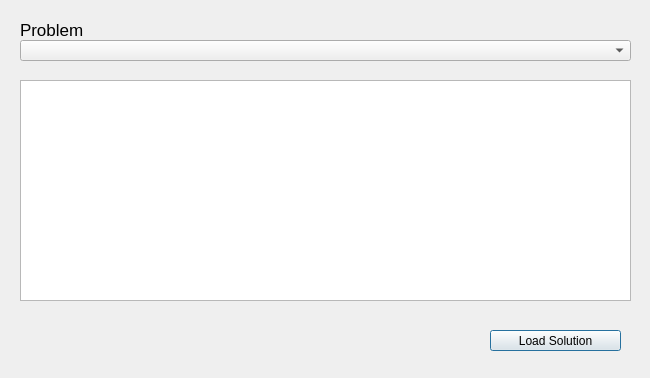
First picture: the form in ui/watering_optimization_dialog.ui, repository Ingeniousware/QGISWaterIng, before the edit.
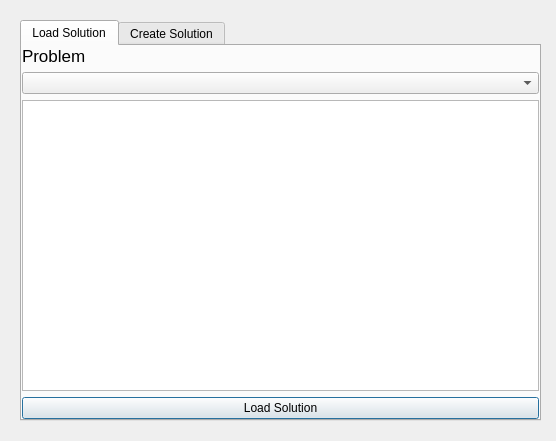
Second picture: the form after the edit. The open tabs and pages were chosen to show the change.

Commit message: optimization tab dialog and select action mentions commented

Diff of the .ui file:
```diff
--- a/ui/watering_optimization_dialog.ui
+++ b/ui/watering_optimization_dialog.ui
@@ -9,35 +9,59 @@
    <rect>
     <x>0</x>
     <y>0</y>
-    <width>650</width>
-    <height>378</height>
+    <width>556</width>
+    <height>441</height>
    </rect>
   </property>
   <property name="windowTitle">
    <string>Optimization</string>
   </property>
-  <widget class="QComboBox" name="problem_box">
+  <widget class="QTabWidget" name="container">
    <property name="geometry">
     <rect>
      <x>20</x>
-     <y>40</y>
-     <width>611</width>
-     <height>21</height>
+     <y>20</y>
+     <width>521</width>
+     <height>401</height>
     </rect>
    </property>
-  </widget>
+   <property name="sizePolicy">
+    <sizepolicy hsizetype="Preferred" vsizetype="Preferred">
+     <horstretch>0</horstretch>
+     <verstretch>0</verstretch>
+    </sizepolicy>
+   </property>
+   <property name="currentIndex">
+    <number>1</number>
+   </property>
+   <widget class="QWidget" name="loadSolution">
+    <property name="autoFillBackground">
+     <bool>false</bool>
+    </property>
+    <property name="styleSheet">
+     <string notr="true"/>
+    </property>
+    <attribute name="title">
+     <string>Load Solution</string>
+    </attribute>
+    <layout class="QVBoxLayout" name="verticalLayout_2">
+     <property name="leftMargin">
+      <number>0</number>
+     </property>
+     <property name="topMargin">
+      <number>0</number>
+     </property>
+     <property name="rightMargin">
+      <number>0</number>
+     </property>
+     <property name="bottomMargin">
+      <number>0</number>
+     </property>
+     <item>
   <widget class="QLabel" name="projectLabel">
    <property name="enabled">
     <bool>true</bool>
    </property>
-   <property name="geometry">
-    <rect>
-     <x>20</x>
-     <y>20</y>
-     <width>171</width>
-     <height>20</height>
-    </rect>
-   </property>
    <property name="font">
     <font>
      <pointsize>13</pointsize>
@@ -49,28 +73,28 @@
     <string>Problem</string>
    </property>
   </widget>
+     </item>
+     <item>
+      <widget class="QComboBox" name="problem_box"/>
+     </item>
+     <item>
+      <widget class="QTableView" name="tableView"/>
+     </item>
+     <item>
   <widget class="QPushButton" name="BtLoadSolution">
-   <property name="geometry">
-    <rect>
-     <x>490</x>
-     <y>330</y>
-     <width>131</width>
-     <height>21</height>
-    </rect>
-   </property>
    <property name="text">
     <string>Load Solution</string>
    </property>
   </widget>
-  <widget class="QTableView" name="tableView">
-   <property name="geometry">
-    <rect>
-     <x>20</x>
-     <y>80</y>
-     <width>611</width>
-     <height>221</height>
-    </rect>
-   </property>
+     </item>
+    </layout>
+   </widget>
+   <widget class="QWidget" name="createSolutiom">
+    <attribute name="title">
+     <string>Create Solution</string>
+    </attribute>
+    <layout class="QVBoxLayout" name="verticalLayout_7"/>
+   </widget>
   </widget>
  </widget>
  <resources/>
```
Left out of the diff: 3 changed lines with no effect on the pictures. Lines whose indentation alone changed are shown as unchanged. The commit also changes 1 other file.
